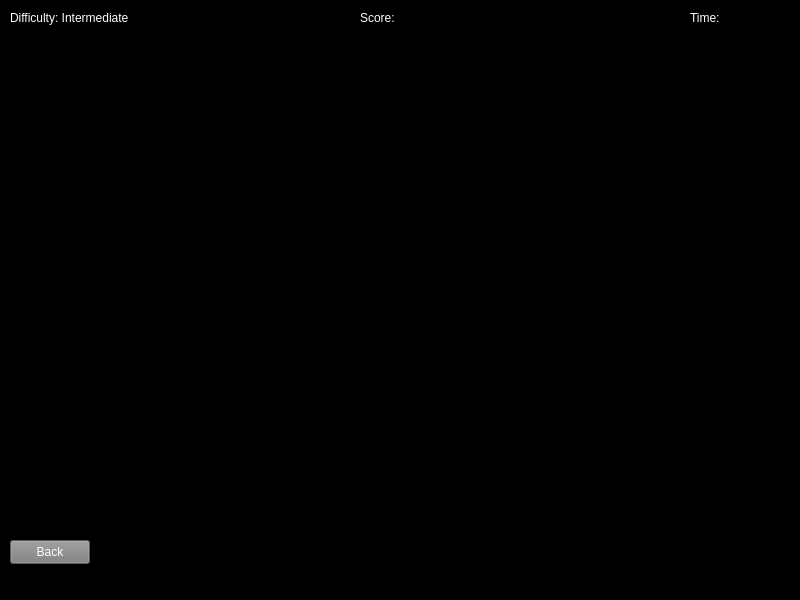
This is mainwindow.ui in coutKiraTheCoderendl/CpE22---MathWiz- as Qt 5 draws it before an edit. The edited form follows.
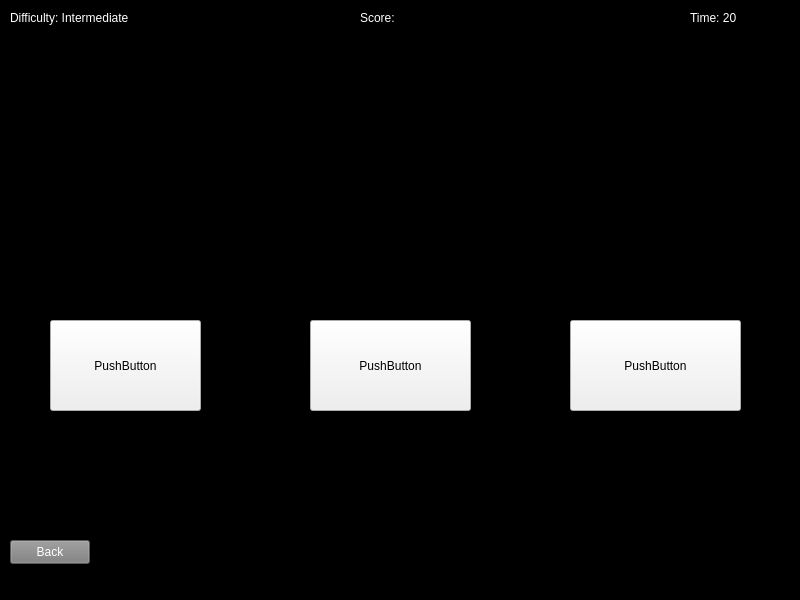
This is the edited form. The open tabs and pages were chosen to show the change.

```diff
--- a/mainwindow.ui
+++ b/mainwindow.ui
@@ -299,27 +299,7 @@
        <string>Score:</string>
       </property>
      </widget>
-     <widget class="QLabel" name="label_8">
-      <property name="geometry">
-       <rect>
-        <x>690</x>
-        <y>10</y>
-        <width>101</width>
-        <height>16</height>
-       </rect>
-      </property>
-      <property name="styleSheet">
-       <string notr="true">QLabel
-{
-	font: 9pt &quot;Small Fonts&quot;;
-color:white;
-}</string>
-      </property>
-      <property name="text">
-       <string>Time:</string>
-      </property>
-     </widget>
-     <widget class="QPushButton" name="pushButton">
+     <widget class="QPushButton" name="back_int">
       <property name="geometry">
        <rect>
         <x>10</x>
@@ -354,6 +334,78 @@
        <string>Back</string>
       </property>
      </widget>
+     <widget class="QLabel" name="timer_beg_2">
+      <property name="geometry">
+       <rect>
+        <x>690</x>
+        <y>10</y>
+        <width>71</width>
+        <height>16</height>
+       </rect>
+      </property>
+      <property name="styleSheet">
+       <string notr="true">QLabel
+{
+	font: 9pt &quot;Small Fonts&quot;;
+color:white;
+}</string>
+      </property>
+      <property name="text">
+       <string>Time: 20 </string>
+      </property>
+     </widget>
+     <widget class="QPushButton" name="btn1_int">
+      <property name="geometry">
+       <rect>
+        <x>50</x>
+        <y>320</y>
+        <width>151</width>
+        <height>91</height>
+       </rect>
+      </property>
+      <property name="text">
+       <string>PushButton</string>
+      </property>
+     </widget>
+     <widget class="QPushButton" name="btn2_int">
+      <property name="geometry">
+       <rect>
+        <x>310</x>
+        <y>320</y>
+        <width>161</width>
+        <height>91</height>
+       </rect>
+      </property>
+      <property name="text">
+       <string>PushButton</string>
+      </property>
+     </widget>
+     <widget class="QPushButton" name="btn3_int">
+      <property name="geometry">
+       <rect>
+        <x>570</x>
+        <y>320</y>
+        <width>171</width>
+        <height>91</height>
+       </rect>
+      </property>
+      <property name="text">
+       <string>PushButton</string>
+      </property>
+     </widget>
+     <widget class="QLabel" name="questionLabel_int">
+      <property name="geometry">
+       <rect>
+        <x>190</x>
+        <y>130</y>
+        <width>411</width>
+        <height>71</height>
+       </rect>
+      </property>
+      <property name="text">
+       <string>TextLabel</string>
+      </property>
+     </widget>
     </widget>
     <widget class="QWidget" name="page_5">
      <widget class="QLabel" name="label_4">
```
Left out of the diff: 158 changed lines with no effect on the pictures.
